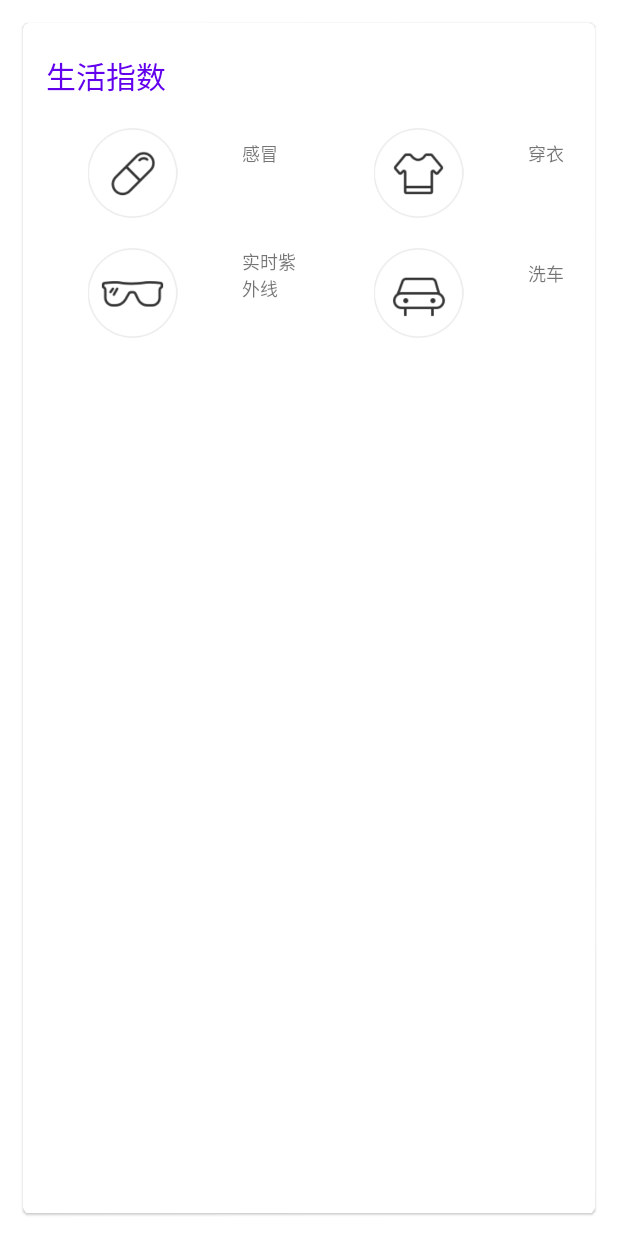
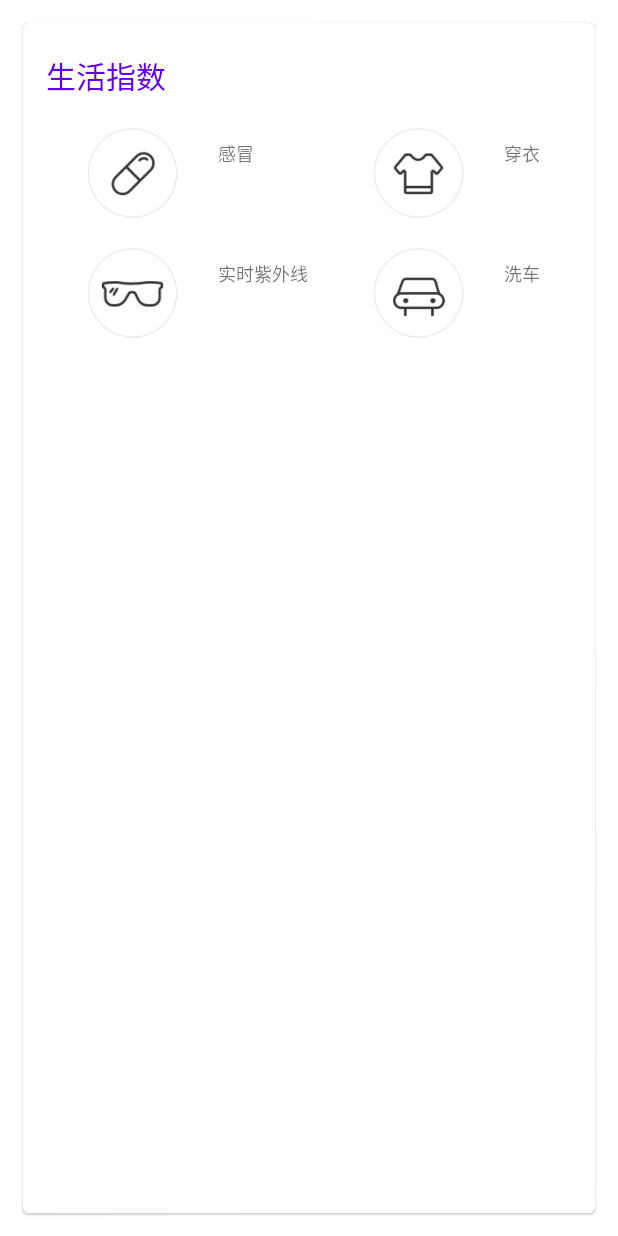
Before and after one commit to Sgggyu/SunnyWeather, an Android app built with Jetpack Compose: the layout life_index.xml on its own in the app's theme, with its tools: preview values and no code run, on a phone screen of 412 x 824 dp. Run offline under Robolectric (Android 15) with nearby library versions, the phone set to English and light mode, and no system bars.

Commit message:
清理掉一些无用的导入(.kt)，修改视图文件(.xml)可以适配使用系统导航栏的用户

```diff
--- a/app/src/main/java/com/example/sunnyweather/logic/Repository.kt
+++ b/app/src/main/java/com/example/sunnyweather/logic/Repository.kt
@@ -1,6 +1,5 @@
 package com.example.sunnyweather.logic
 
-import androidx.lifecycle.LiveData
 import androidx.lifecycle.liveData
 import com.example.sunnyweather.logic.dao.PlaceDao
 import com.example.sunnyweather.logic.model.Place
--- a/app/src/main/java/com/example/sunnyweather/logic/dao/PlaceDao.kt
+++ b/app/src/main/java/com/example/sunnyweather/logic/dao/PlaceDao.kt
@@ -1,7 +1,6 @@
 package com.example.sunnyweather.logic.dao
 
 import android.content.Context
-import android.content.SharedPreferences
 import androidx.core.content.edit
 import com.example.sunnyweather.SunnyWeatherApplication
 import com.example.sunnyweather.logic.model.Place
--- a/app/src/main/java/com/example/sunnyweather/logic/model/PlaceResponse.kt
+++ b/app/src/main/java/com/example/sunnyweather/logic/model/PlaceResponse.kt
@@ -1,7 +1,6 @@
 package com.example.sunnyweather.logic.model
 
 
-import android.net.InetAddresses
 import com.google.gson.annotations.SerializedName
 
 data class PlaceResponse(val status: String,val places:List<Place>)
--- a/app/src/main/java/com/example/sunnyweather/logic/network/SunnyWeatherNetwork.kt
+++ b/app/src/main/java/com/example/sunnyweather/logic/network/SunnyWeatherNetwork.kt
@@ -4,12 +4,9 @@ import android.util.Log
 import com.example.sunnyweather.logic.model.DailyResponse
 import com.example.sunnyweather.logic.model.PlaceResponse
 import com.example.sunnyweather.logic.model.RealtimeResponse
-import com.example.sunnyweather.logic.model.Weather
 import retrofit2.Call
 import retrofit2.Callback
 import retrofit2.Response
-
-import retrofit2.await
 import kotlin.coroutines.resume
 import kotlin.coroutines.resumeWithException
 import kotlin.coroutines.suspendCoroutine
--- a/app/src/main/java/com/example/sunnyweather/logic/network/WeatherService.kt
+++ b/app/src/main/java/com/example/sunnyweather/logic/network/WeatherService.kt
@@ -3,7 +3,6 @@ package com.example.sunnyweather.logic.network
 import com.example.sunnyweather.SunnyWeatherApplication
 import com.example.sunnyweather.logic.model.DailyResponse
 import com.example.sunnyweather.logic.model.RealtimeResponse
-import com.example.sunnyweather.logic.model.Weather
 import retrofit2.Call
 import retrofit2.http.GET
 import retrofit2.http.Path
--- a/app/src/main/java/com/example/sunnyweather/ui/place/PlaceAdapter.kt
+++ b/app/src/main/java/com/example/sunnyweather/ui/place/PlaceAdapter.kt
@@ -1,19 +1,14 @@
 package com.example.sunnyweather.ui.place
 
 import android.content.Intent
-import android.util.Log
 import android.view.LayoutInflater
 import android.view.View
 import android.view.ViewGroup
 import android.widget.TextView
-import android.widget.Toast
-import androidx.fragment.app.Fragment
 import androidx.recyclerview.widget.RecyclerView
 import com.example.sunnyweather.R
 import com.example.sunnyweather.WeatherActivity
 import com.example.sunnyweather.logic.model.Place
-import java.util.zip.Inflater
-import kotlin.math.log
 
 class PlaceAdapter(private val fragment: PlaceFragment, private val placeList: List<Place>) : RecyclerView.Adapter<PlaceAdapter.ViewHolder>() {
     inner class ViewHolder(view: View): RecyclerView.ViewHolder(view){
--- a/app/src/main/java/com/example/sunnyweather/ui/place/PlaceFragment.kt
+++ b/app/src/main/java/com/example/sunnyweather/ui/place/PlaceFragment.kt
@@ -2,7 +2,6 @@ package com.example.sunnyweather.ui.place
 
 import android.content.Intent
 import android.os.Bundle
-import android.util.Log
 import android.view.LayoutInflater
 import android.view.View
 import android.view.ViewGroup
@@ -12,9 +11,7 @@ import androidx.fragment.app.Fragment
 import androidx.lifecycle.Observer
 import androidx.lifecycle.ViewModelProvider
 import androidx.recyclerview.widget.LinearLayoutManager
-import androidx.recyclerview.widget.RecyclerView
 import com.example.sunnyweather.MainActivity
-import com.example.sunnyweather.R
 import com.example.sunnyweather.WeatherActivity
 import com.example.sunnyweather.databinding.FragmentPlaceBinding
 
--- a/app/src/main/java/com/example/sunnyweather/ui/place/PlaceViewModel.kt
+++ b/app/src/main/java/com/example/sunnyweather/ui/place/PlaceViewModel.kt
@@ -3,9 +3,9 @@ package com.example.sunnyweather.ui.place
 
 import androidx.lifecycle.MutableLiveData
 import androidx.lifecycle.ViewModel
-import com.example.sunnyweather.logic.model.Place
 import androidx.lifecycle.switchMap
 import com.example.sunnyweather.logic.Repository
+import com.example.sunnyweather.logic.model.Place
 
 class PlaceViewModel: ViewModel() {
     private val searchLiveData = MutableLiveData<String>()
--- a/app/src/main/java/com/example/sunnyweather/ui/theme/Theme.kt
+++ b/app/src/main/java/com/example/sunnyweather/ui/theme/Theme.kt
@@ -1,6 +1,5 @@
 package com.example.sunnyweather.ui.theme
 
-import android.app.Activity
 import android.os.Build
 import androidx.compose.foundation.isSystemInDarkTheme
 import androidx.compose.material3.MaterialTheme
--- a/app/src/main/res/layout/life_index.xml
+++ b/app/src/main/res/layout/life_index.xml
@@ -39,7 +39,7 @@
                     android:layout_height="wrap_content"
                     android:layout_centerVertical="true"
                     android:layout_toEndOf="@id/img_cold_risk"
-                    android:layout_marginStart="20dp"
+                    android:layout_marginStart="4dp"
                     android:orientation="vertical">
                     <TextView
                         android:layout_width="wrap_content"
@@ -73,7 +73,7 @@
                     android:layout_height="wrap_content"
                     android:layout_centerVertical="true"
                     android:layout_toEndOf="@id/img_dressing"
-                    android:layout_marginStart="20dp"
+                    android:layout_marginStart="4dp"
                     android:orientation="vertical">
                     <TextView
                         android:layout_width="wrap_content"
@@ -112,7 +112,7 @@
                     android:layout_height="wrap_content"
                     android:layout_centerVertical="true"
                     android:layout_toEndOf="@id/img_ultraviolet"
-                    android:layout_marginStart="20dp"
+                    android:layout_marginStart="4dp"
                     android:orientation="vertical">
                     <TextView
                         android:layout_width="wrap_content"
@@ -146,7 +146,7 @@
                     android:layout_height="wrap_content"
                     android:layout_centerVertical="true"
                     android:layout_toEndOf="@id/img_car_washing"
-                    android:layout_marginStart="20dp"
+                    android:layout_marginStart="4dp"
                     android:orientation="vertical">
                     <TextView
                         android:layout_width="wrap_content"
--- a/app/src/main/res/values-night/themes.xml
+++ b/app/src/main/res/values-night/themes.xml
@@ -1,4 +1,4 @@
-<resources xmlns:tools="http://schemas.android.com/tools">
+<resources>
     <!-- Base application theme. -->
     <style name="Theme.SunnyWeather" parent="Theme.MaterialComponents.DayNight.DarkActionBar">
         <!-- Primary brand color. -->
--- a/app/src/main/res/values/strings.xml
+++ b/app/src/main/res/values/strings.xml
@@ -1,6 +1,6 @@
 <resources>
     <string name="app_name">SunnyWeather</string>
-    <string name="title_activity_main">MainActivity</string>
+    <string name="title_activity_main">苏宁天气</string>
     <!-- TODO: Remove or change this placeholder text -->
     <string name="hello_blank_fragment">Hello blank fragment</string>
     <string name="title_activity_weather">WeatherActivity</string>
--- a/app/src/main/res/values/themes.xml
+++ b/app/src/main/res/values/themes.xml
@@ -1,4 +1,4 @@
-<resources xmlns:tools="http://schemas.android.com/tools">
+<resources>
     <!-- Base application theme. -->
     <style name="Theme.SunnyWeather" parent="Theme.MaterialComponents.DayNight.NoActionBar">
         <!-- Primary brand color. -->
```
Also changed, not shown: app/src/main/java/com/example/sunnyweather/MainActivity.kt (+1 -11 lines), app/src/main/java/com/example/sunnyweather/WeatherActivity.kt (+0 -14 lines), app/src/main/res/layout/activity_weather.xml (+6 -1 lines), 2 other files.
